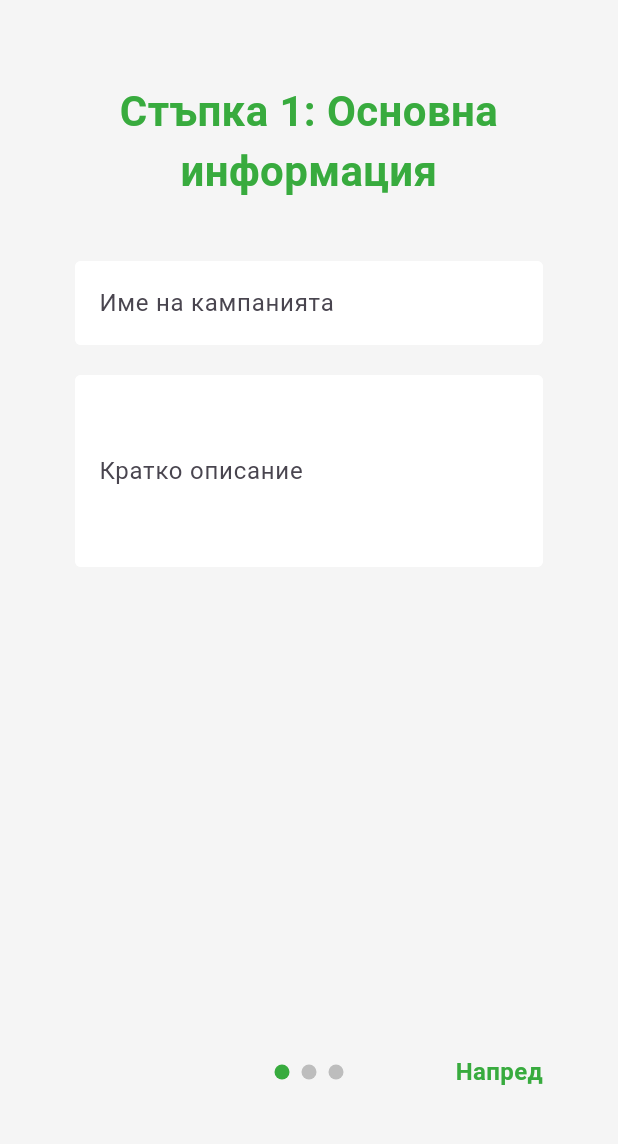
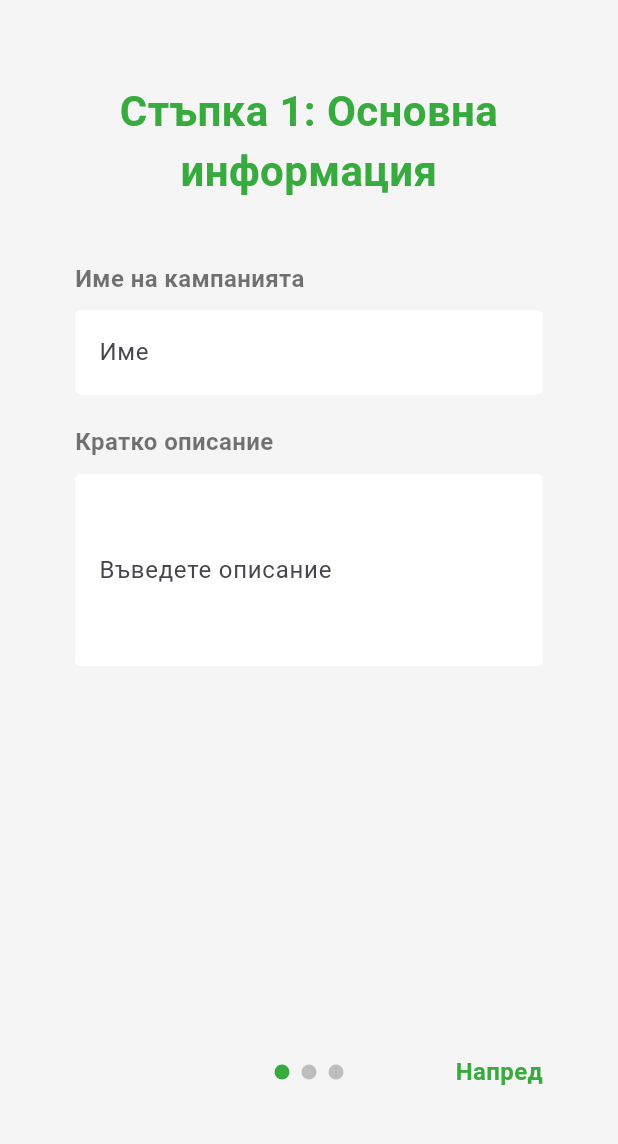
Before and after one commit to ZvezdiPro/Volunteer-Varna, a Flutter app: the CreateCampaign screen opened directly, on a phone screen of 412 x 824 dp, the part 63-1207 px from its top. Run offline on Flutter 3.47's test engine with Material 3 defaults, Android fonts, the phone set to English and light mode, and no system bars; drawn by our look-alikes of smooth_page_indicator; our stand-ins replace firebase_auth, firebase_core, flutter_spinkit; accounts and stored records are empty.

Commit message:
Added validation keys to the first and third screen

```diff
--- a/lib/screens/main/create_campaign_step_one.dart
+++ b/lib/screens/main/create_campaign_step_one.dart
@@ -17,6 +17,10 @@ class CreateCampaignStepOne extends StatefulWidget {
 }
 
 class _CreateCampaignStepOneState extends State<CreateCampaignStepOne> {
+
+  final GlobalKey<FormFieldState> _titleKey = GlobalKey<FormFieldState>();
+  final GlobalKey<FormFieldState> _descriptionKey = GlobalKey<FormFieldState>();
+
   @override
   Widget build(BuildContext context) {
     return SingleChildScrollView(
@@ -36,23 +40,35 @@ class _CreateCampaignStepOneState extends State<CreateCampaignStepOne> {
             SizedBox(height: 40.0),
 
             // Campaign title input
+            Text('Име на кампанията', style: textFormFieldHeading),
+            SizedBox(height: 10.0),
             TextFormField(
+              key: _titleKey,
               initialValue: widget.data.title,
-              decoration: textInputDecoration.copyWith(labelText: 'Име на кампанията', hintText: 'Например: Почистване на плажа'),
-              validator: (val) => val!.isEmpty ? 'Въведете заглавие' : null,
-              onChanged: (val) => widget.data.title = val.trim(),
+              decoration: textInputDecoration.copyWith(labelText: 'Име', hintText: 'Например: Почистване на плажа'),
+              validator: (val) => val!.isEmpty ? 'Въведете име' : null,
+              onChanged: (val) {
+                widget.data.title = val.trim();
+                _titleKey.currentState?.validate();
+              },
             ),
 
             SizedBox(height: 20.0),
 
             // Description input
+            Text('Кратко описание', style: textFormFieldHeading),
+            SizedBox(height: 10.0),
             TextFormField(
+              key: _descriptionKey,
               initialValue: widget.data.description,
-              decoration: textInputDecoration.copyWith(labelText: 'Кратко описание', hintText: 'Ще съберем пластмасови отпадъци от плажната ивица и ще ги рециклираме.'),
+              decoration: textInputDecoration.copyWith(labelText: 'Въведете описание', hintText: 'Ще съберем пластмасови отпадъци от плажната ивица и ще ги рециклираме.'),
               maxLines: 4,
               keyboardType: TextInputType.multiline,
               validator: (val) => val!.isEmpty ? 'Въведете описание' : null,
-              onChanged: (val) => widget.data.description = val.trim(),
+              onChanged: (val) {
+                widget.data.description = val.trim();
+                _descriptionKey.currentState?.validate();
+              }
             ),
           ],
         ),
```
Also changed, not shown: lib/screens/main/create_campaign_step_three.dart (+8 -1 lines).
